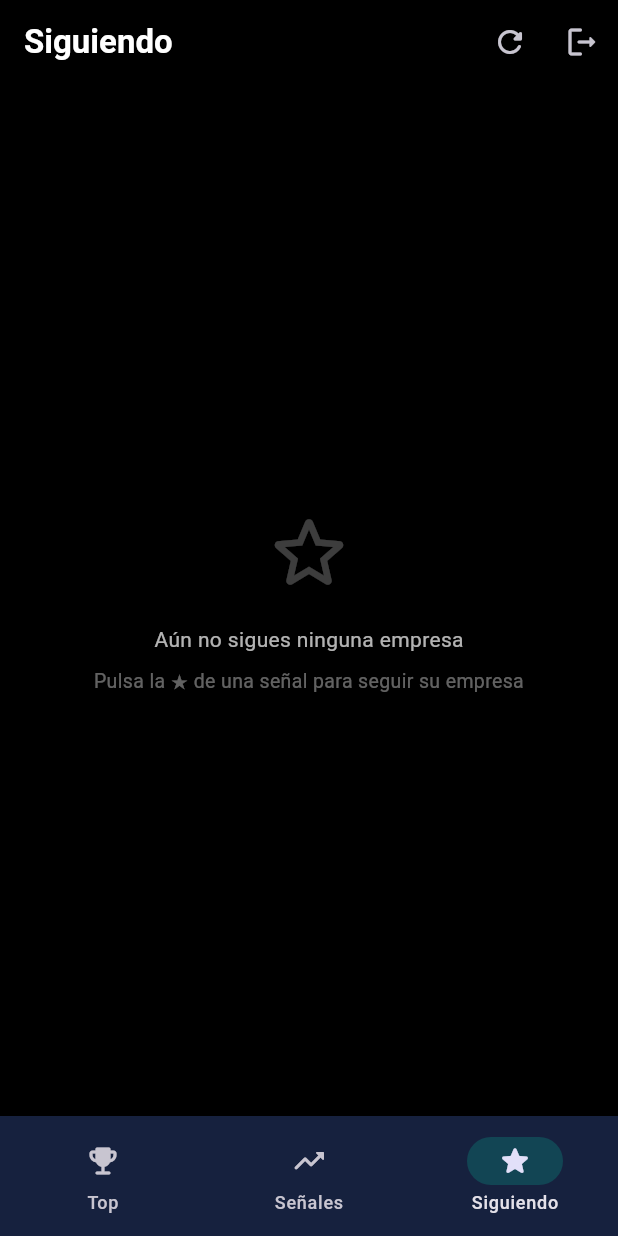
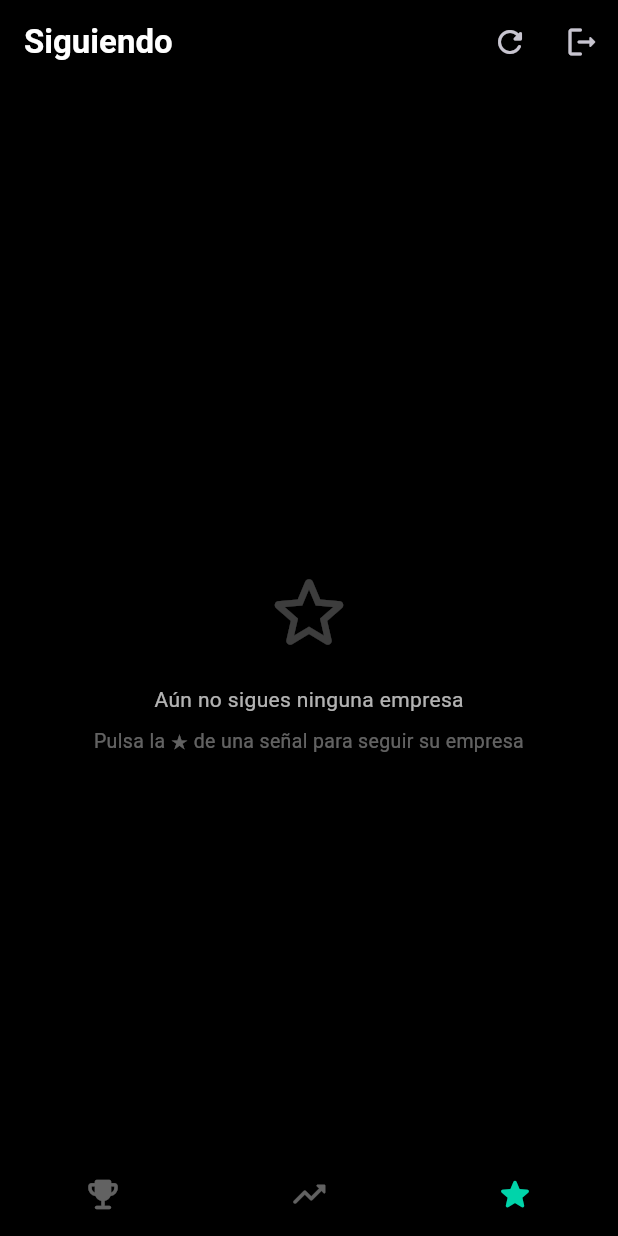
Before and after one commit to marcosfdez3/sellin_app, a Flutter app: the FollowingScreen screen opened by its route, on a phone screen of 412 x 824 dp. Run offline on Flutter 3.47's test engine with Material 3 defaults, Android fonts, the phone set to English and light mode, and no system bars; our stand-ins replace dio, flutter_riverpod, flutter_secure_storage, go_router, google_sign_in, shimmer; accounts and stored records are empty.

Commit message:
Make the bottom navigation bar minimal and transparent
Icons only (no labels or selection pill), active tab in the accent
color, a slimmer 56dp bar and a transparent background with content
scrolling underneath. Lists and the Compras/Ventas bar get bottom
padding from MediaQuery so the bar never covers them.

Co-Authored-By: Claude Opus 5.5 <noreply@anthropic.com>

```diff
--- a/lib/main.dart
+++ b/lib/main.dart
@@ -142,6 +142,9 @@ class _MainShellState extends State<MainShell> {
     final selectedIndex = _tabs.indexOf(location).clamp(0, _tabs.length - 1);
 
     return Scaffold(
+      // El contenido pasa por debajo de la barra (fondo transparente).
+      // Las pantallas reciben su alto en MediaQuery.padding.bottom.
+      extendBody: true,
       body: NotificationListener<UserScrollNotification>(
         onNotification: _onScroll,
         child: widget.child,
@@ -150,10 +153,23 @@ class _MainShellState extends State<MainShell> {
         duration: const Duration(milliseconds: 200),
         curve: Curves.easeOut,
         child: _barVisible
-            ? NavigationBar(
+            ? NavigationBarTheme(
+                data: NavigationBarThemeData(
+                  iconTheme: WidgetStateProperty.resolveWith((states) => IconThemeData(
+                        size: 26,
+                        color: states.contains(WidgetState.selected)
+                            ? const Color(0xFF00D4AA)
+                            : Colors.white38,
+                      )),
+                ),
+                child: NavigationBar(
                   selectedIndex: selectedIndex,
-                backgroundColor: const Color(0xFF16213E),
-                indicatorColor: const Color(0xFF00D4AA).withOpacity(0.2),
+                  height: 56,
+                  backgroundColor: Colors.transparent,
+                  surfaceTintColor: Colors.transparent,
+                  elevation: 0,
+                  indicatorColor: Colors.transparent,
+                  labelBehavior: NavigationDestinationLabelBehavior.alwaysHide,
                   onDestinationSelected: (index) => context.go(_tabs[index]),
                   destinations: const [
                     NavigationDestination(
@@ -169,6 +185,7 @@ class _MainShellState extends State<MainShell> {
                       label: 'Siguiendo',
                     ),
                   ],
+                ),
               )
             : const SizedBox(width: double.infinity),
       ),
--- a/lib/screens/feed_screen.dart
+++ b/lib/screens/feed_screen.dart
@@ -67,7 +67,7 @@ class _BuySellBar extends ConsumerWidget {
         ref.read(signalFilterProvider.notifier).state = filter.copyWith(signalType: type);
 
     return Container(
-      padding: const EdgeInsets.fromLTRB(16, 8, 16, 12),
+      padding: EdgeInsets.fromLTRB(16, 8, 16, 12 + MediaQuery.paddingOf(context).bottom),
       decoration: const BoxDecoration(
         border: Border(top: BorderSide(color: Colors.white12)),
       ),
--- a/lib/screens/following_screen.dart
+++ b/lib/screens/following_screen.dart
@@ -48,7 +48,7 @@ class FollowingScreen extends ConsumerWidget {
             : RefreshIndicator(
                 onRefresh: () => ref.refresh(followsProvider.future),
                 child: ListView.builder(
-                  padding: const EdgeInsets.all(16),
+                  padding: EdgeInsets.fromLTRB(16, 16, 16, 16 + MediaQuery.paddingOf(context).bottom),
                   itemCount: follows.length,
                   itemBuilder: (context, i) {
                     final follow = follows[i];
--- a/lib/screens/top_screen.dart
+++ b/lib/screens/top_screen.dart
@@ -38,7 +38,7 @@ class TopScreen extends ConsumerWidget {
       body: RefreshIndicator(
         onRefresh: () async => refresh(),
         child: ListView(
-          padding: const EdgeInsets.all(16),
+          padding: EdgeInsets.fromLTRB(16, 16, 16, 16 + MediaQuery.paddingOf(context).bottom),
           children: [
             _TopSection(
               title: '🟢 Mejores compras de la semana',
```
Lines whose indentation alone changed are shown as unchanged.
